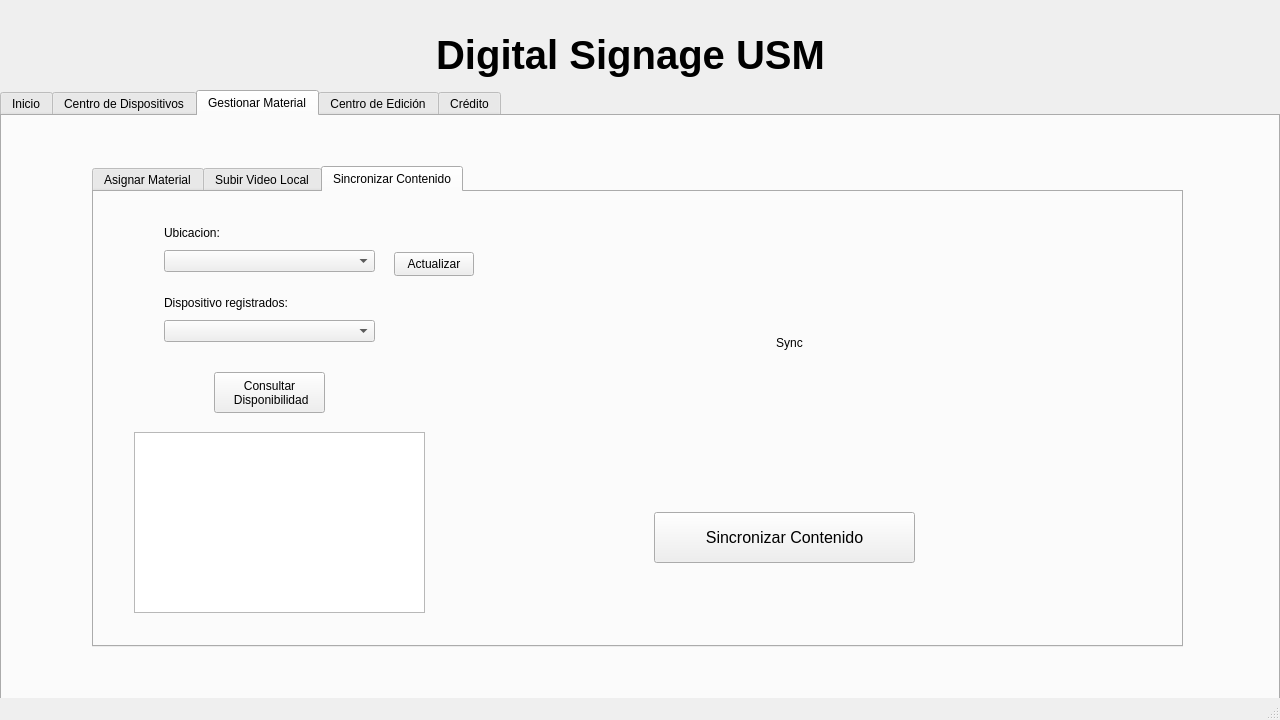
Above: ProyectoQT/Interfaz_Digital_SIgnage_USM/mainwindow.ui from seba-saca/Digital_Signage_USM before the change. Below: the same form after it.
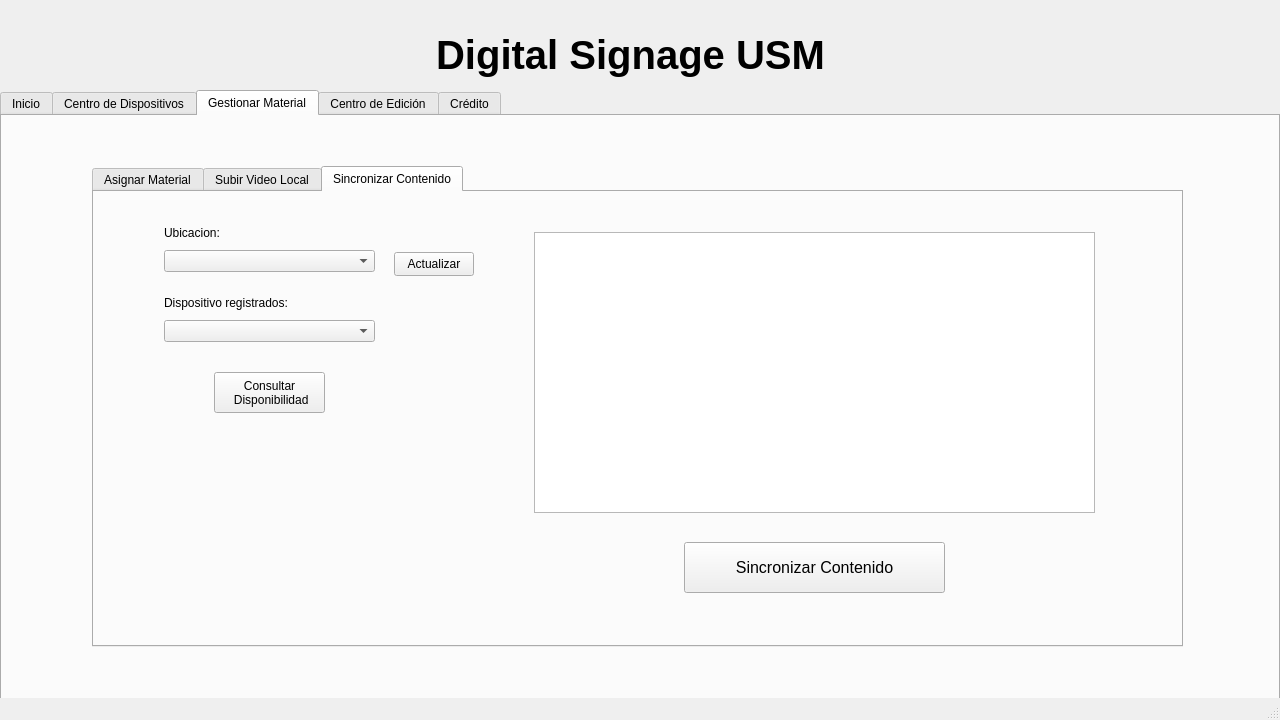
That is the form after the change. The open tabs and pages were chosen to show the change. Icons and pictures are not drawn.

The edit to the form file:
```diff
--- a/ProyectoQT/Interfaz_Digital_SIgnage_USM/mainwindow.ui
+++ b/ProyectoQT/Interfaz_Digital_SIgnage_USM/mainwindow.ui
@@ -928,8 +928,8 @@
        <widget class="QPushButton" name="sincronizar">
         <property name="geometry">
          <rect>
-          <x>560</x>
-          <y>320</y>
+          <x>590</x>
+          <y>350</y>
           <width>261</width>
           <height>51</height>
          </rect>
@@ -1034,14 +1034,14 @@
        <widget class="QLabel" name="label_sync_logo">
         <property name="geometry">
          <rect>
-          <x>490</x>
-          <y>40</y>
-          <width>411</width>
-          <height>221</height>
+          <x>880</x>
+          <y>350</y>
+          <width>81</width>
+          <height>51</height>
          </rect>
         </property>
         <property name="text">
-         <string>Sync</string>
+         <string/>
         </property>
         <property name="scaledContents">
          <bool>true</bool>
@@ -1053,10 +1053,10 @@
        <widget class="QTextBrowser" name="Estado_Disponibilida_Contenido">
         <property name="geometry">
          <rect>
-          <x>40</x>
-          <y>240</y>
-          <width>291</width>
-          <height>181</height>
+          <x>440</x>
+          <y>40</y>
+          <width>561</width>
+          <height>281</height>
          </rect>
         </property>
        </widget>
```
Left out of the diff: 8 changed lines with no effect on the pictures.
